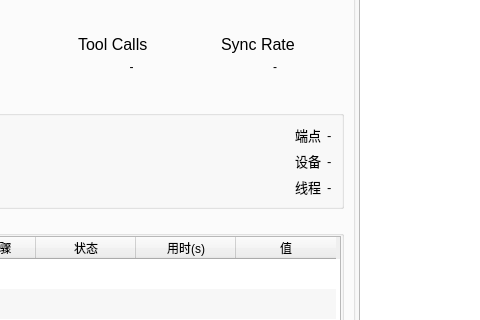
Before: the Qt Designer form src/expend/expend.ui in ylsdamxssjxxdd/eva, drawn with Qt 5; both pictures show x 92 to 572 and y 87 to 407 of the 883 by 605 pixel window.
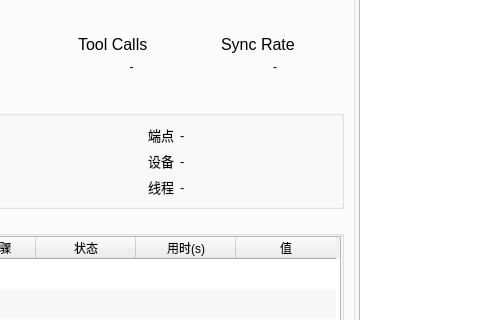
After: the same form once the commit is applied. The open tabs and pages were chosen to show the change. Custom widgets are drawn as their Qt base class.

```diff
--- a/src/expend/expend.ui
+++ b/src/expend/expend.ui
@@ -642,7 +642,19 @@
               </widget>
              </item>
              <item row="0" column="3">
-              <widget class="QLabel" name="eval_endpoint_value">
+             <widget class="ElideLabel" name="eval_endpoint_value">
+              <property name="sizePolicy">
+               <sizepolicy hsizetype="Expanding" vsizetype="Preferred">
+                <horstretch>1</horstretch>
+                <verstretch>0</verstretch>
+               </sizepolicy>
+              </property>
+              <property name="minimumSize">
+               <size>
+                <width>0</width>
+                <height>0</height>
+               </size>
+              </property>
                <property name="maximumSize">
                 <size>
                  <width>16777215</width>
```
Lines whose indentation alone changed are shown as unchanged.
